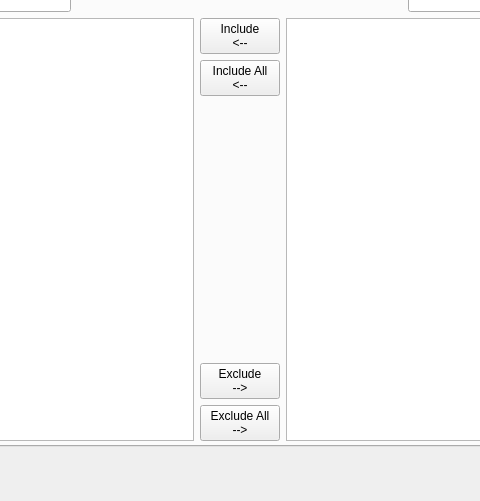
ssrando/ssrando, file gui/randogui.ui: the form before one commit; both pictures show x 283 to 763 and y 104 to 605 of the 1051 by 738 pixel window.
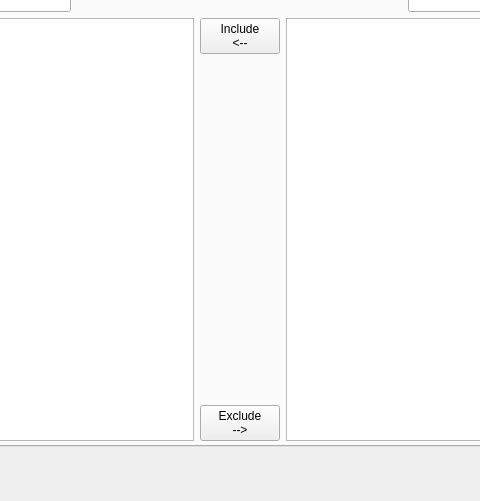
The form after the commit.

Commit message: remove include/exclude all

```diff
--- a/gui/randogui.ui
+++ b/gui/randogui.ui
@@ -1449,14 +1449,6 @@
                </property>
               </widget>
              </item>
-             <item>
-              <widget class="QPushButton" name="pushButton">
-               <property name="text">
-                <string>Include All
-&lt;--</string>
-               </property>
-              </widget>
-             </item>
              <item>
               <spacer name="verticalSpacer">
                <property name="orientation">
@@ -1478,14 +1470,6 @@
                </property>
               </widget>
              </item>
-             <item>
-              <widget class="QPushButton" name="pushButton_2">
-               <property name="text">
-                <string>Exclude All
---&gt;</string>
-               </property>
-              </widget>
-             </item>
             </layout>
            </item>
            <item>
```
The commit also changes 1 other file.
